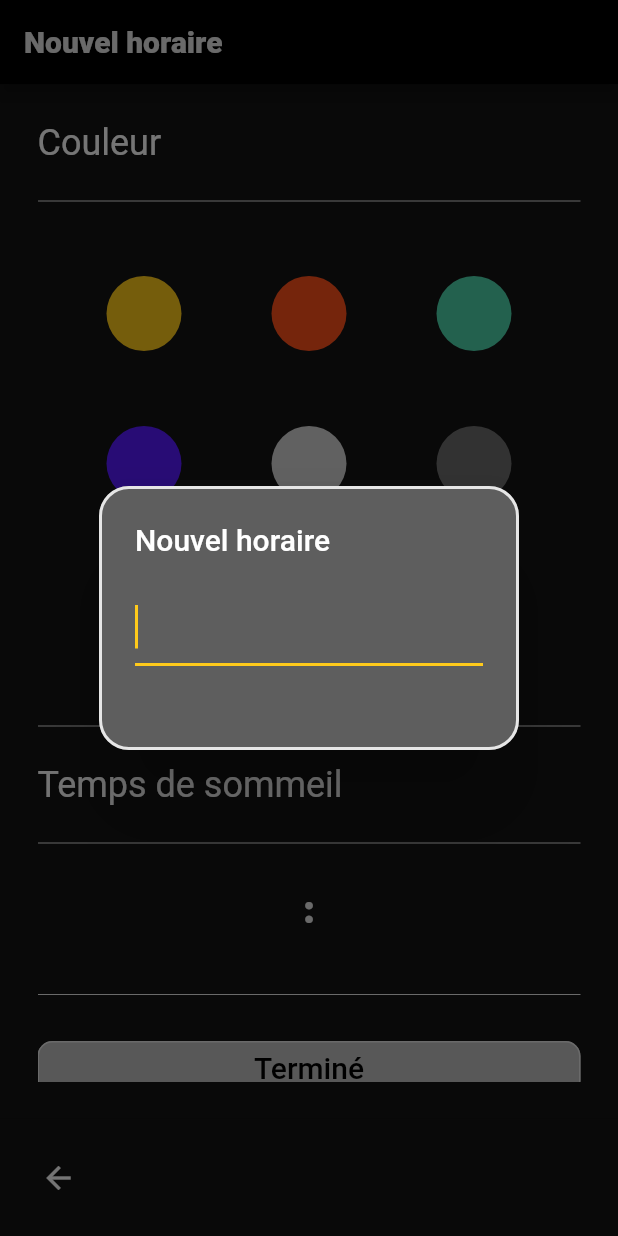
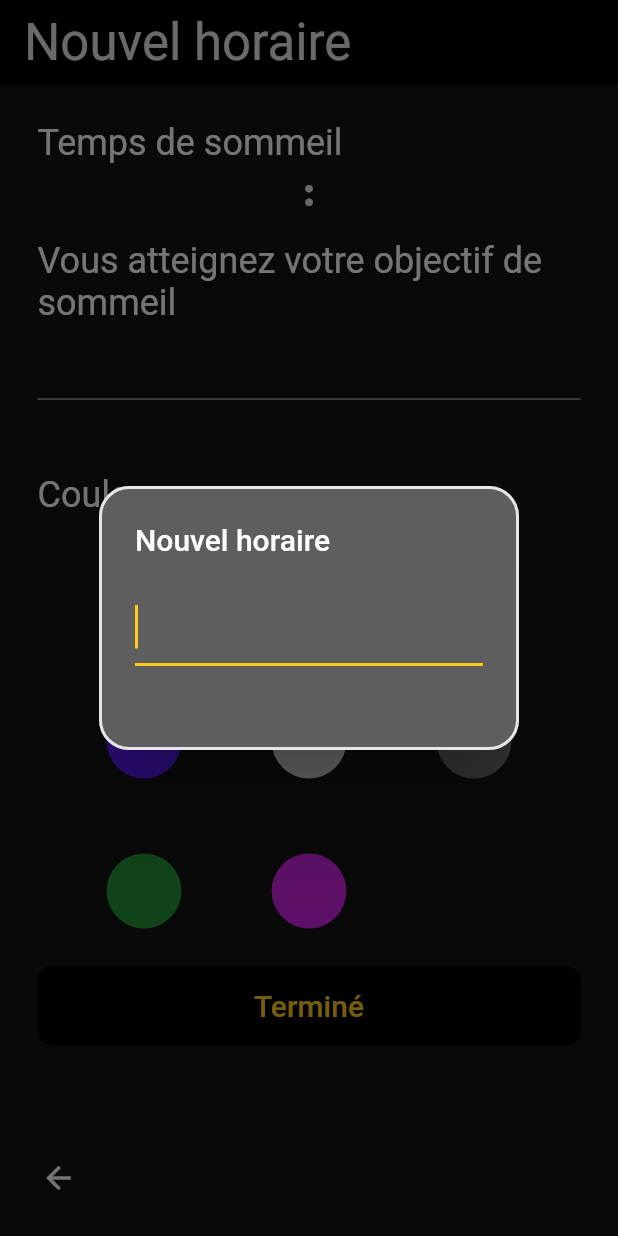
Before and after one commit to poclerson/bonuit, a Flutter app: the Schedules screen opened by its route, after a tap on the "add" icon, on a phone screen of 412 x 824 dp. Run offline on Flutter 3.47's test engine with Material 2 defaults, Android fonts, the phone set to English and light mode, and no system bars; our stand-ins replace flutter_dash, flutter_time_picker_spinner, get, google_fonts, separated_column, separated_row; missing offline and left inert: progressive_time_picker.

Commit message:
Peauffinage de new_schedule

```diff
--- a/lib/models/sleep_target.dart
+++ b/lib/models/sleep_target.dart
@@ -3,6 +3,7 @@ class SleepTarget {
 
   static int get hours => duration.inHours;
   static int get minutes => duration.inMinutes.remainder(60);
+  static double get total => hours + (minutes / 100);
 }
 
 extension DurationExtension on Duration {
--- a/lib/models/time_of_day_extension.dart
+++ b/lib/models/time_of_day_extension.dart
@@ -2,7 +2,7 @@ import 'package:flutter/material.dart';
 import 'package:progressive_time_picker/progressive_time_picker.dart';
 
 extension TimeOfDayExtension on TimeOfDay {
-  TimeOfDay difference(TimeOfDay other) {
+  TimeOfDay operator -(TimeOfDay other) {
     return TimeOfDay(
         hour: other.hour > hour
             ? other.hour - hour
@@ -10,7 +10,7 @@ extension TimeOfDayExtension on TimeOfDay {
         minute: other.minute - minute);
   }
 
-  TimeOfDay addition(TimeOfDay other) {
+  TimeOfDay operator +(TimeOfDay other) {
     return TimeOfDay(hour: hour + other.hour, minute: minute + other.minute);
   }
 
@@ -19,10 +19,8 @@ extension TimeOfDayExtension on TimeOfDay {
   int toInt() => toDouble().round();
 
   String toStringFormatted([String separator = 'h']) {
-    String unformatted = toDouble().toString();
-    String hours = unformatted.split('.')[0];
-    String minutes = unformatted.split('.')[1].padLeft(2, '0');
-    return '$hours$separator$minutes';
+    return toString()
+        .substring(toString().indexOf('(') + 1, toString().indexOf(')'));
   }
 
   PickedTime toPickedTime() => PickedTime(h: hour, m: minute);
@@ -50,16 +48,6 @@ extension TimeOfDayListExtension on List<TimeOfDay> {
 }
 
 extension Hour on double {
-  String toTime([String separator = 'h']) {
-    if (this < 0) return '00h00';
-
-    int floored = floor();
-    double decimal = this - floored;
-    String hour = '${floored % 24}';
-    String minute = '${(decimal * 60).toInt()}'.padLeft(2, '0');
-    return '$hour$separator$minute';
-  }
-
   TimeOfDay toTimeOfDay() {
     int floored = floor();
     double decimal = this - floored;
--- a/lib/pages/home/average_circle.dart
+++ b/lib/pages/home/average_circle.dart
@@ -68,7 +68,7 @@ class _AverageCircleState extends State<AverageCircle> {
                     )),
                 child: Align(
                   child: Text(
-                    widget._averageHoursSlept.toTime(),
+                    widget._averageHoursSlept.toTimeOfDay().toStringFormatted(),
                     style: Theme.of(context).textTheme.titleLarge,
                   ),
                 ),
--- a/lib/pages/home/home.dart
+++ b/lib/pages/home/home.dart
@@ -26,7 +26,9 @@ class Home extends StatelessWidget {
                   child: Column(
                     children: [
                       Text(
-                        snapshot.data!.last.hoursSlept.toTime(),
+                        snapshot.data!.last.hoursSlept
+                            .toTimeOfDay()
+                            .toStringFormatted(),
                         style: Theme.of(context).textTheme.displayLarge,
                       ),
                       Text(
--- a/lib/pages/new_schedule/app_circle_time_picker.dart
+++ b/lib/pages/new_schedule/app_circle_time_picker.dart
@@ -76,7 +76,7 @@ class AppCircleTimePicker extends StatelessWidget {
             ),
           ),
         ),
-        Text(schedule.hoursSlept.toTime())
+        Text(schedule.hoursSlept.toTimeOfDay().toStringFormatted())
       ],
     );
   }
--- a/lib/pages/new_schedule/new_schedule.dart
+++ b/lib/pages/new_schedule/new_schedule.dart
@@ -1,4 +1,5 @@
 import 'package:flutter/material.dart';
+import 'package:sommeil/models/sleep_target.dart';
 import '../../widgets/nav_bar.dart';
 import '../../widgets/colorpicker.dart';
 import 'package:progressive_time_picker/progressive_time_picker.dart';
@@ -54,9 +55,64 @@ class _NewScheduleState extends State<NewSchedule> {
                       },
                     ))
             : (_) {});
-
-    /// Widgets à être instantiés dans le ListView
-    List<Widget> _listViewWidgets = [
+    return Scaffold(
+        appBar: AppBar(
+            automaticallyImplyLeading: false,
+            title: Text(
+              widget.schedule.name,
+              style: Theme.of(context)
+                  .textTheme
+                  .headlineMedium!
+                  .copyWith(color: widget.schedule.color),
+            )),
+        bottomNavigationBar: NavBar(),
+        body: Padding(
+            padding: EdgeInsets.all(25),
+            child: ListView(
+              children: [
+                Text(
+                  'Temps de sommeil',
+                  style: Theme.of(context).textTheme.headlineSmall,
+                ),
+                AppCircleTimePicker(widget.schedule,
+                    onSelectionChanged: (sleep, wake, isDisableRange) =>
+                        setState(() {
+                          widget.schedule.sleepTime =
+                              TimeOfDayExtension.fromPickedTime(sleep);
+                          widget.schedule.wakeTime =
+                              TimeOfDayExtension.fromPickedTime(wake);
+                        }),
+                    onSelectionEnded: ((sleep, wake, isDisableRange) =>
+                        setState(() {
+                          _sleepTime = sleep;
+                          _wakeTime = wake;
+                        }))),
+                widget.schedule.hoursSlept < SleepTarget.total
+                    ? Column(
+                        mainAxisAlignment: MainAxisAlignment.spaceBetween,
+                        crossAxisAlignment: CrossAxisAlignment.stretch,
+                        children: [
+                          Text(
+                            'Il vous manque ${(SleepTarget.total - widget.schedule.hoursSlept).toTimeOfDay().toStringFormatted()} pour atteindre votre objectif de sommeil',
+                            style: Theme.of(context).textTheme.headlineSmall,
+                            textAlign: TextAlign.center,
+                          ),
+                          SizedBox(
+                            height: 20,
+                          ),
+                          TextButton(
+                              onPressed: () => Get.toNamed('/settings'),
+                              child: Text('Modifier dans préférences'))
+                        ],
+                      )
+                    : Text(
+                        'Vous atteignez votre objectif de sommeil',
+                        style: Theme.of(context).textTheme.headlineSmall,
+                      ),
+                Divider(
+                  height: 100,
+                  color: Theme.of(context).colorScheme.onBackground,
+                ),
                 Text(
                   'Couleur',
                   style: Theme.of(context).textTheme.headlineSmall,
@@ -66,22 +122,7 @@ class _NewScheduleState extends State<NewSchedule> {
                     widget.schedule.color = color;
                   });
                 }),
-      Text(
-        'Temps de sommeil',
-        style: Theme.of(context).textTheme.headlineSmall,
-      ),
-      AppCircleTimePicker(widget.schedule,
-          onSelectionChanged: (sleep, wake, isDisableRange) => setState(() {
-                widget.schedule.sleepTime =
-                    TimeOfDayExtension.fromPickedTime(sleep);
-                widget.schedule.wakeTime =
-                    TimeOfDayExtension.fromPickedTime(wake);
-              }),
-          onSelectionEnded: ((sleep, wake, isDisableRange) => setState(() {
-                _sleepTime = sleep;
-                _wakeTime = wake;
-              }))),
-      OutlinedButton(
+                TextButton(
                     onPressed: () {
                       switch (widget.operation) {
                         case Operation.addition:
@@ -109,25 +150,7 @@ class _NewScheduleState extends State<NewSchedule> {
                       Navigator.of(Get.overlayContext!).pop();
                     },
                     child: Text('Terminé'))
-    ];
-    return Scaffold(
-        appBar: AppBar(
-            automaticallyImplyLeading: false,
-            title: Text(
-              widget.schedule.name ?? 'Nouvel horaire',
-            )),
-        bottomNavigationBar: NavBar(),
-        body: Padding(
-            padding: EdgeInsets.all(25),
-            child: ListView.separated(
-                itemCount: _listViewWidgets.length,
-                separatorBuilder: (context, index) {
-                  var divider = Divider(
-                    height: 50,
-                    color: Theme.of(context).colorScheme.onBackground,
-                  );
-                  return divider;
-                },
-                itemBuilder: (context, index) => _listViewWidgets[index])));
+              ],
+            )));
   }
 }
--- a/lib/pages/schedules/draggable_schedule_box.dart
+++ b/lib/pages/schedules/draggable_schedule_box.dart
@@ -52,8 +52,8 @@ class _DraggableScheduleBoxState extends State<DraggableScheduleBox> {
                     widget.schedule.name!,
                     style: Theme.of(context).textTheme.labelLarge,
                   ),
-                  Text(widget.schedule.sleepTime!.toStringFormatted()),
-                  Text(widget.schedule.wakeTime!.toStringFormatted())
+                  Text(widget.schedule.sleepTime.toStringFormatted()),
+                  Text(widget.schedule.wakeTime.toStringFormatted())
                 ],
               ),
               RoundIconButton.withColors(
```
Lines whose indentation alone changed are shown as unchanged.
